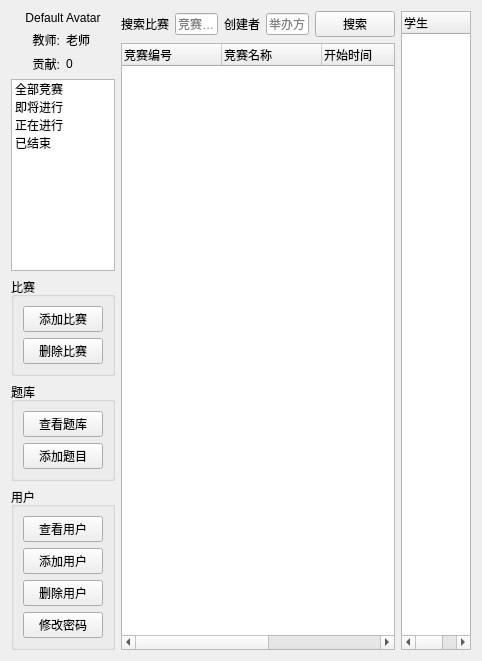
guanglongshen/Roomatch, file RoomatchServer/homewidget.ui: the form before one commit.
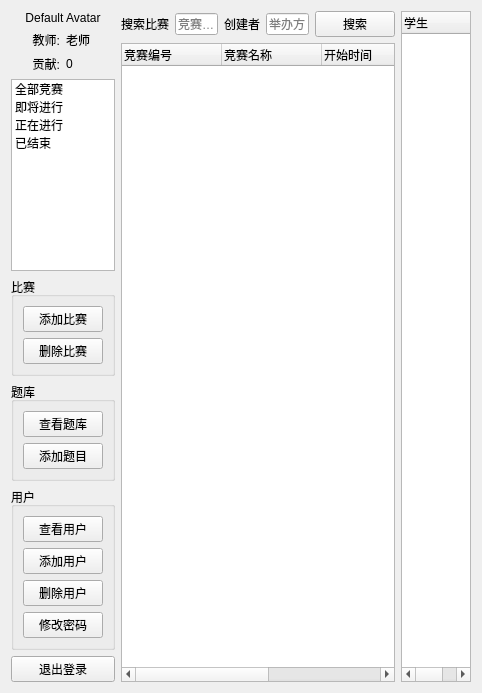
The form after the commit.

Commit message: feat & fix: 教师端离线后，学生端将无法搜索到该教师广播。修复教师频繁登录登出行为导致的程序异常结束，完善网络消息与事件日志的记录

Patch:
```diff
--- a/RoomatchServer/homewidget.ui
+++ b/RoomatchServer/homewidget.ui
@@ -181,6 +181,13 @@
        </layout>
       </widget>
      </item>
+     <item>
+      <widget class="QPushButton" name="quitBtn">
+       <property name="text">
+        <string>退出登录</string>
+       </property>
+      </widget>
+     </item>
      <item>
       <spacer name="verticalSpacer">
        <property name="orientation">
```
The commit also changes 16 other files.
